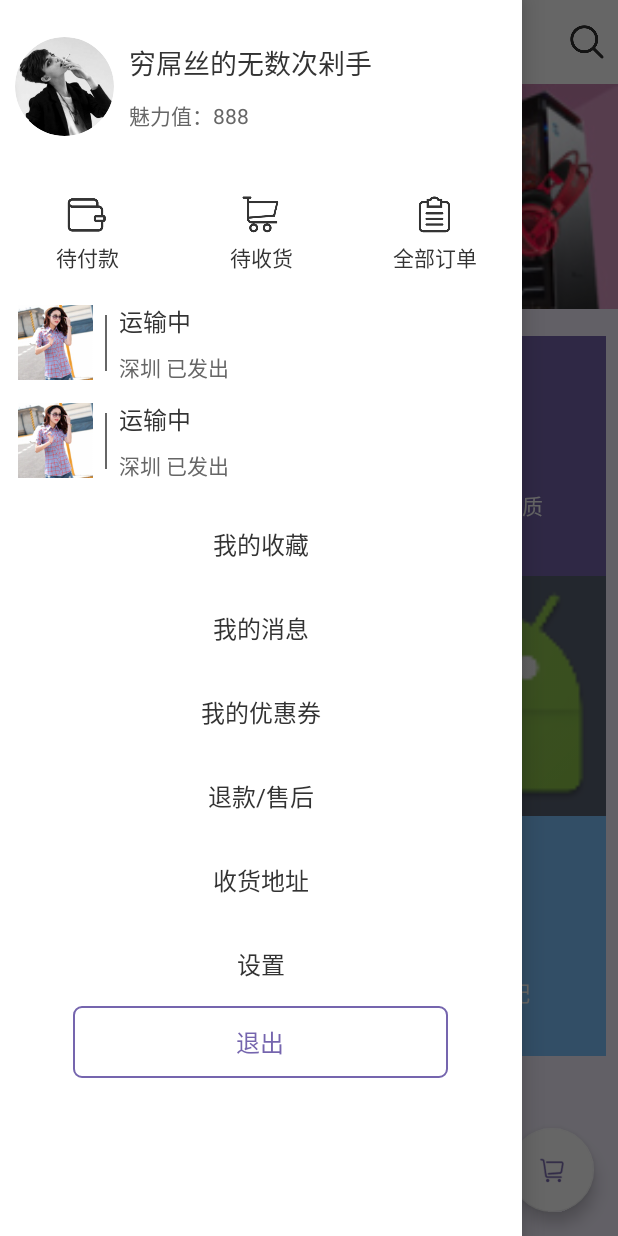
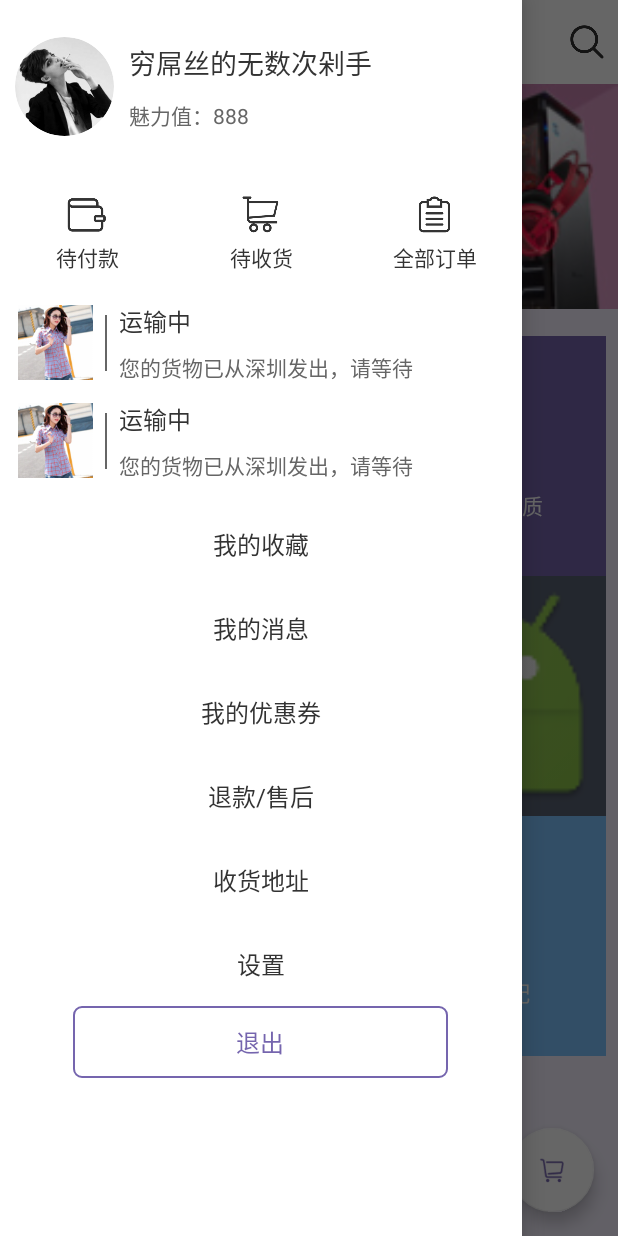
Before and after one commit to gorrywang/Yougo, an Android app: the screen it shows after launch (MainActivity), with the side drawer open, on a phone screen of 412 x 824 dp. Run offline under Robolectric (Android 15) with nearby library versions, the phone set to English and light mode, and no system bars; our stand-ins replace CircleImageView.

Commit message:
菜单修复完成

```diff
--- a/app/src/main/res/layout/item_ys.xml
+++ b/app/src/main/res/layout/item_ys.xml
@@ -40,7 +40,7 @@
             android:layout_width="match_parent"
             android:layout_height="wrap_content"
             android:layout_marginTop="4dp"
-            android:text="深圳 已发出"
+            android:text="您的货物已从深圳发出，请等待"
             android:textColor="@color/sec_title"
             android:textSize="@dimen/wz_14" />
     </LinearLayout>
```
